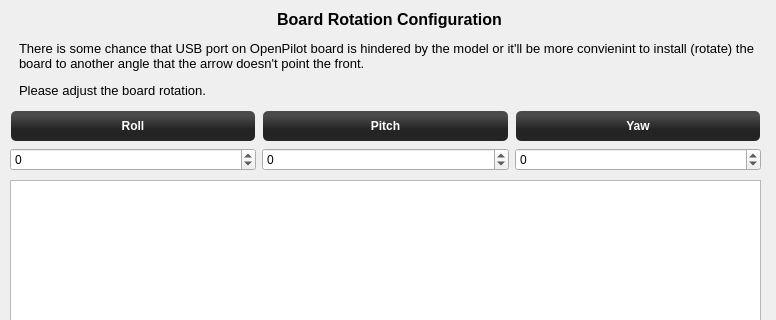
First picture: the form in ground/openpilotgcs/src/plugins/setupwizard/pages/boardrotationpage.ui, repository openpilot/OpenPilot, before the edit; both pictures show x 0 to 776 and y 0 to 320 of the 776 by 505 pixel window.
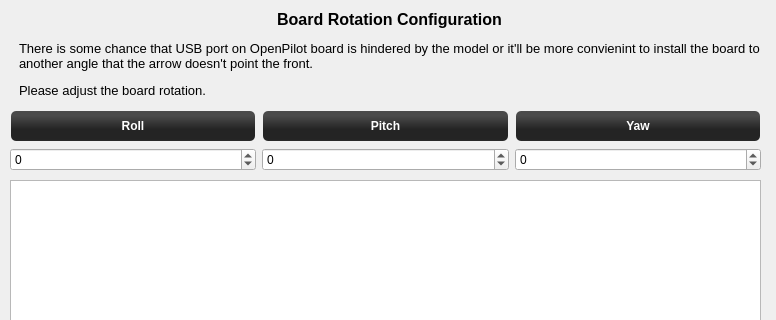
Second picture: the form after the edit.

Diff of the .ui file:
```diff
--- a/ground/openpilotgcs/src/plugins/setupwizard/pages/boardrotationpage.ui
+++ b/ground/openpilotgcs/src/plugins/setupwizard/pages/boardrotationpage.ui
@@ -26,10 +26,10 @@
     <string>&lt;!DOCTYPE HTML PUBLIC &quot;-//W3C//DTD HTML 4.0//EN&quot; &quot;http://www.w3.org/TR/REC-html40/strict.dtd&quot;&gt;
 &lt;html&gt;&lt;head&gt;&lt;meta name=&quot;qrichtext&quot; content=&quot;1&quot; /&gt;&lt;style type=&quot;text/css&quot;&gt;
 p, li { white-space: pre-wrap; }
-&lt;/style&gt;&lt;/head&gt;&lt;body style=&quot; font-family:'MS Shell Dlg 2'; font-size:8pt; font-weight:400; font-style:normal;&quot;&gt;
-&lt;p align=&quot;center&quot; style=&quot; margin-top:12px; margin-bottom:12px; margin-left:0px; margin-right:0px; -qt-block-indent:0; text-indent:0px;&quot;&gt;&lt;span style=&quot; font-size:12pt; font-weight:600;&quot;&gt;Board Rotation Configuration&lt;/span&gt;&lt;/p&gt;
-&lt;p style=&quot; margin-top:12px; margin-bottom:12px; margin-left:0px; margin-right:0px; -qt-block-indent:0; text-indent:0px;&quot;&gt;&lt;span style=&quot; font-size:10pt;&quot;&gt;There is some chance that USB port on OpenPilot board is hindered by the model or it'll be more convienint to install (rotate) the board to another angle that the arrow doesn't point the front.&lt;/span&gt;&lt;/p&gt;
-&lt;p style=&quot; margin-top:12px; margin-bottom:12px; margin-left:0px; margin-right:0px; -qt-block-indent:0; text-indent:0px;&quot;&gt;&lt;span style=&quot; font-size:10pt;&quot;&gt;Please adjust the board rotation.&lt;/span&gt;&lt;/p&gt;&lt;/body&gt;&lt;/html&gt;</string>
+&lt;/style&gt;&lt;/head&gt;&lt;body style=&quot; font-family:'SimSun'; font-size:9pt; font-weight:400; font-style:normal;&quot;&gt;
+&lt;p align=&quot;center&quot; style=&quot; margin-top:12px; margin-bottom:12px; margin-left:0px; margin-right:0px; -qt-block-indent:0; text-indent:0px;&quot;&gt;&lt;span style=&quot; font-family:'MS Shell Dlg 2'; font-size:12pt; font-weight:600;&quot;&gt;Board Rotation Configuration&lt;/span&gt;&lt;/p&gt;
+&lt;p style=&quot; margin-top:12px; margin-bottom:12px; margin-left:0px; margin-right:0px; -qt-block-indent:0; text-indent:0px;&quot;&gt;&lt;span style=&quot; font-family:'MS Shell Dlg 2'; font-size:10pt;&quot;&gt;There is some chance that USB port on OpenPilot board is hindered by the model or it'll be more convienint to install the board to another angle that the arrow doesn't point the front.&lt;/span&gt;&lt;/p&gt;
+&lt;p style=&quot; margin-top:12px; margin-bottom:12px; margin-left:0px; margin-right:0px; -qt-block-indent:0; text-indent:0px;&quot;&gt;&lt;span style=&quot; font-family:'MS Shell Dlg 2'; font-size:10pt;&quot;&gt;Please adjust the board rotation.&lt;/span&gt;&lt;/p&gt;&lt;/body&gt;&lt;/html&gt;</string>
    </property>
    <property name="textFormat">
     <enum>Qt::AutoText</enum>
```
